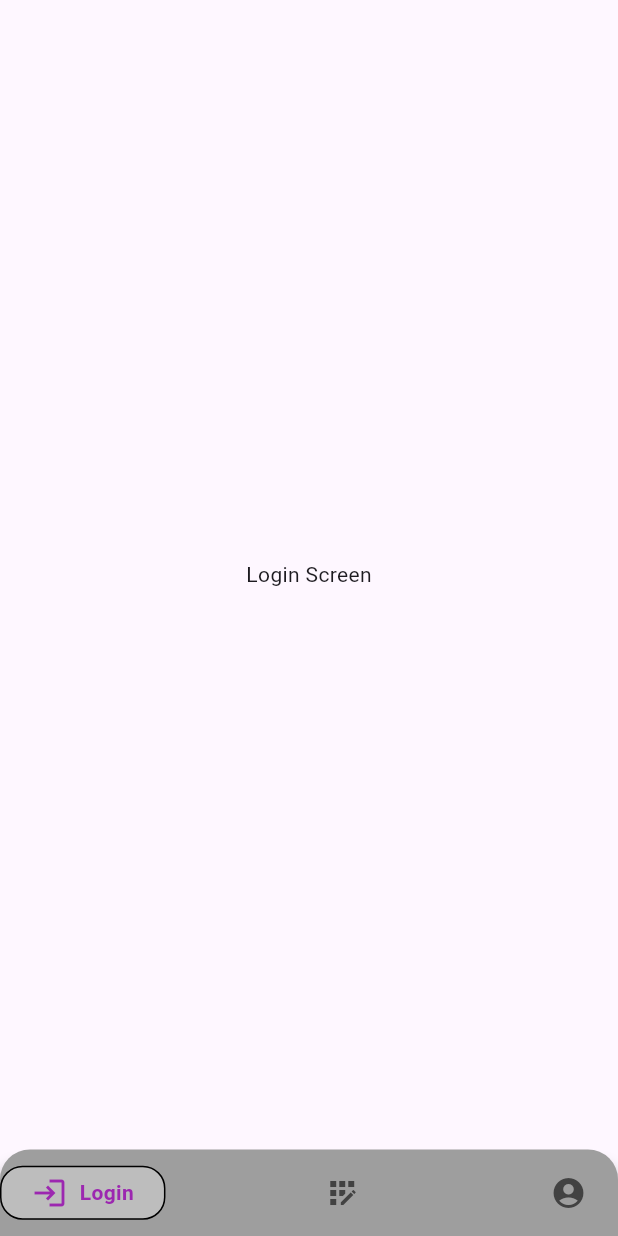
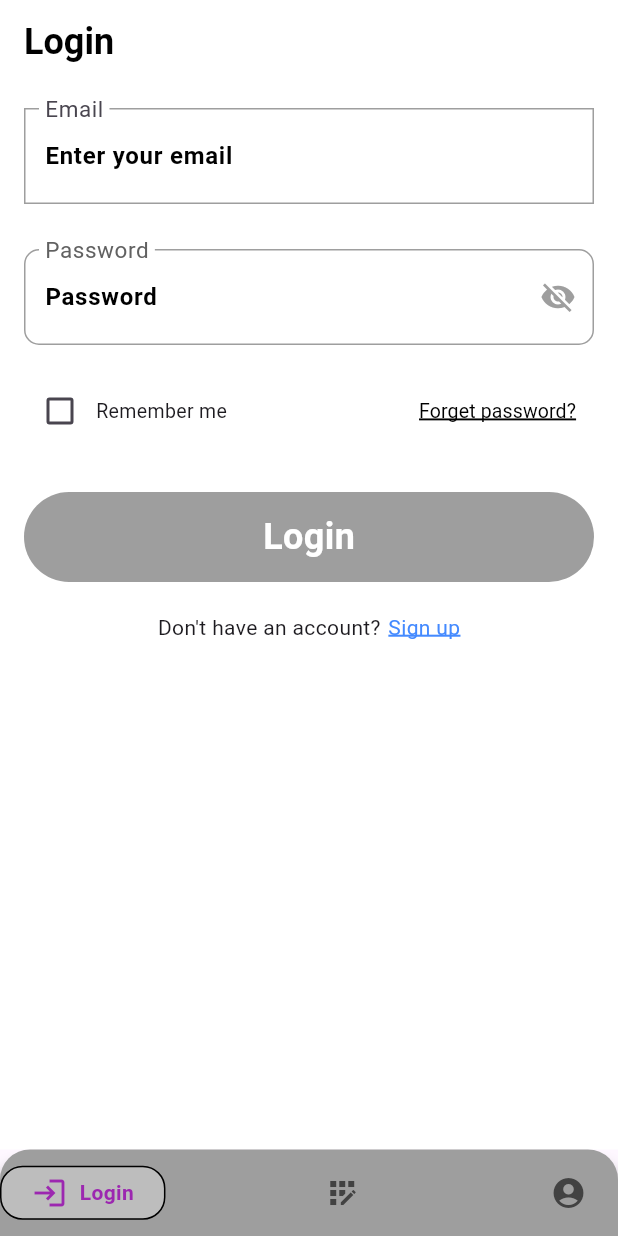
Before and after one commit to ahmedragaae0120/online_exam_app, a Flutter app: the screen it shows after launch, on a phone screen of 412 x 824 dp. Run offline on Flutter 3.47's test engine with Material 3 defaults, Android fonts, the phone set to English and light mode, and no system bars; drawn by our look-alikes of google_nav_bar.

Commit message:
Login  UI

```diff
--- a/lib/Auth/Login/View/login_screen.dart
+++ b/lib/Auth/Login/View/login_screen.dart
@@ -1,15 +1,139 @@
-// ignore_for_file: file_names
 
 import 'package:flutter/material.dart';
+import 'package:online_exam_app/Shared/custom_button.dart';
+import 'package:online_exam_app/Shared/custom_password_text_field.dart';
+import 'package:online_exam_app/Shared/custom_text_field.dart';
 
-class LoginScreen extends StatelessWidget {
+class LoginScreen extends StatefulWidget {
   const LoginScreen({super.key});
+
+  @override
+  State<LoginScreen> createState() => _LoginScreenState();
+}
+
+class _LoginScreenState extends State<LoginScreen> {
+  bool isChecked = false;
 
   @override
   Widget build(BuildContext context) {
     return Scaffold(
-      body: Center(
-        child: Text('Login Screen'),
+      backgroundColor: Colors.white,
+      appBar: AppBar(
+        backgroundColor: Colors.white,
+        title: Text(
+          "Login",
+          style: TextStyle(
+            color: Colors.black,
+            fontSize: 24,
+            fontWeight: FontWeight.bold,
+          ),
+        ),
+        centerTitle: false,
+        elevation: 0,
+      ),
+      body: SingleChildScrollView(
+        child: Padding(
+          padding: const EdgeInsets.all(16),
+          child: Column(
+            children: [
+              /* -------------------------------------------------------------------------- */
+              /*                                 Email Field                                */
+              /* -------------------------------------------------------------------------- */
+              CustomTextField(
+                label: 'Email',
+                placeholder: 'Enter your email',
+              ),
+              /* -------------------------------------------------------------------------- */
+              SizedBox(height: 30),
+
+              /* -------------------------------------------------------------------------- */
+              /*                                Password Field                              */
+              /* -------------------------------------------------------------------------- */
+              CustomPasswordField(label: 'Password'),
+              /* -------------------------------------------------------------------------- */
+              SizedBox(height: 20),
+
+              /* -------------------------------------------------------------------------- */
+              /*                         Remember Me & Forget Password                     */
+              /* -------------------------------------------------------------------------- */
+              Row(
+                children: [
+                  /* ------------------------------ Remember Me ------------------------------ */
+                  Checkbox(
+                    activeColor: Color(0xff02369C),
+                    value: isChecked,
+                    onChanged: (bool? value) {
+                      setState(() {
+                        isChecked = value!;
+                      });
+                    },
+                  ),
+                  Text(
+                    "Remember me",
+                    style: TextStyle(fontSize: 13, fontWeight: FontWeight.w400),
+                  ),
+
+                  /* ---------------------------- Forget Password ---------------------------- */
+                  Spacer(),
+                  TextButton(
+                    onPressed: () {
+                      print("Forget password Button Pressed");
+                    },
+                    child: Text(
+                      "Forget password?",
+                      style: TextStyle(
+                        color: Colors.black,
+                        decoration: TextDecoration.underline,
+                        decorationColor: Colors.black,
+                        decorationThickness: 2,
+                        fontSize: 13,
+                        fontWeight: FontWeight.w400,
+                      ),
+                    ),
+                  ),
+                ],
+              ),
+              /* -------------------------------------------------------------------------- */
+              SizedBox(height: 30),
+
+              /* -------------------------------------------------------------------------- */
+              /*                                  Login Button                              */
+              /* -------------------------------------------------------------------------- */
+              CustomButton(text: 'Login'),
+              /* -------------------------------------------------------------------------- */
+              SizedBox(height: 20),
+
+              /* -------------------------------------------------------------------------- */
+              /*                               Sign Up Option                               */
+              /* -------------------------------------------------------------------------- */
+              Row(
+                mainAxisAlignment: MainAxisAlignment.center,
+                children: [
+                  Text("Don't have an account?"),
+                  Padding(
+                    padding: const EdgeInsets.only(left: 5),
+                    child: GestureDetector(
+                      onTap: () {
+                        /// Navigating to Sign Up page
+                        print("Sign Up Button Pressed");
+                      },
+                      child: Text(
+                        "Sign up",
+                        style: TextStyle(
+                          color: Colors.blueAccent,
+                          decoration: TextDecoration.underline,
+                          decorationColor: Colors.blueAccent,
+                          decorationThickness: 2,
+                        ),
+                      ),
+                    ),
+                  ),
+                ],
+              ),
+              /* -------------------------------------------------------------------------- */
+            ],
+          ),
+        ),
       ),
     );
   }
```
